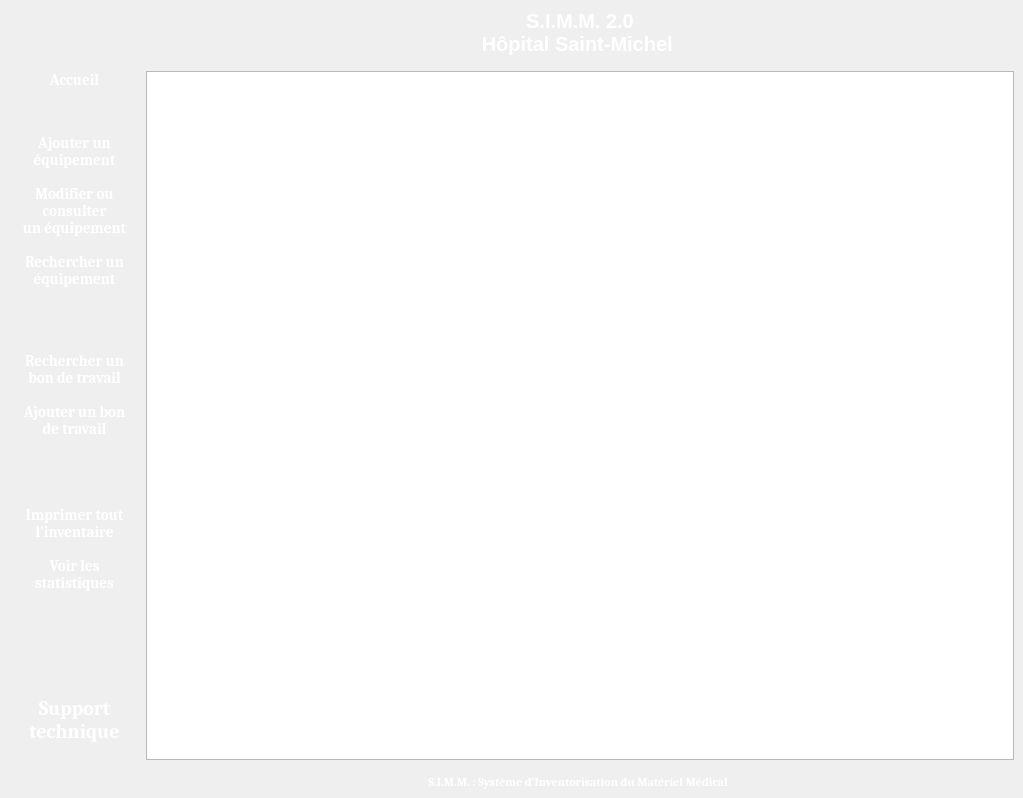
First picture: the form in Interface/FenetresEnUI/controlPannel.ui, repository ProjetPC2/SIMM2.0-DEV, before the edit.
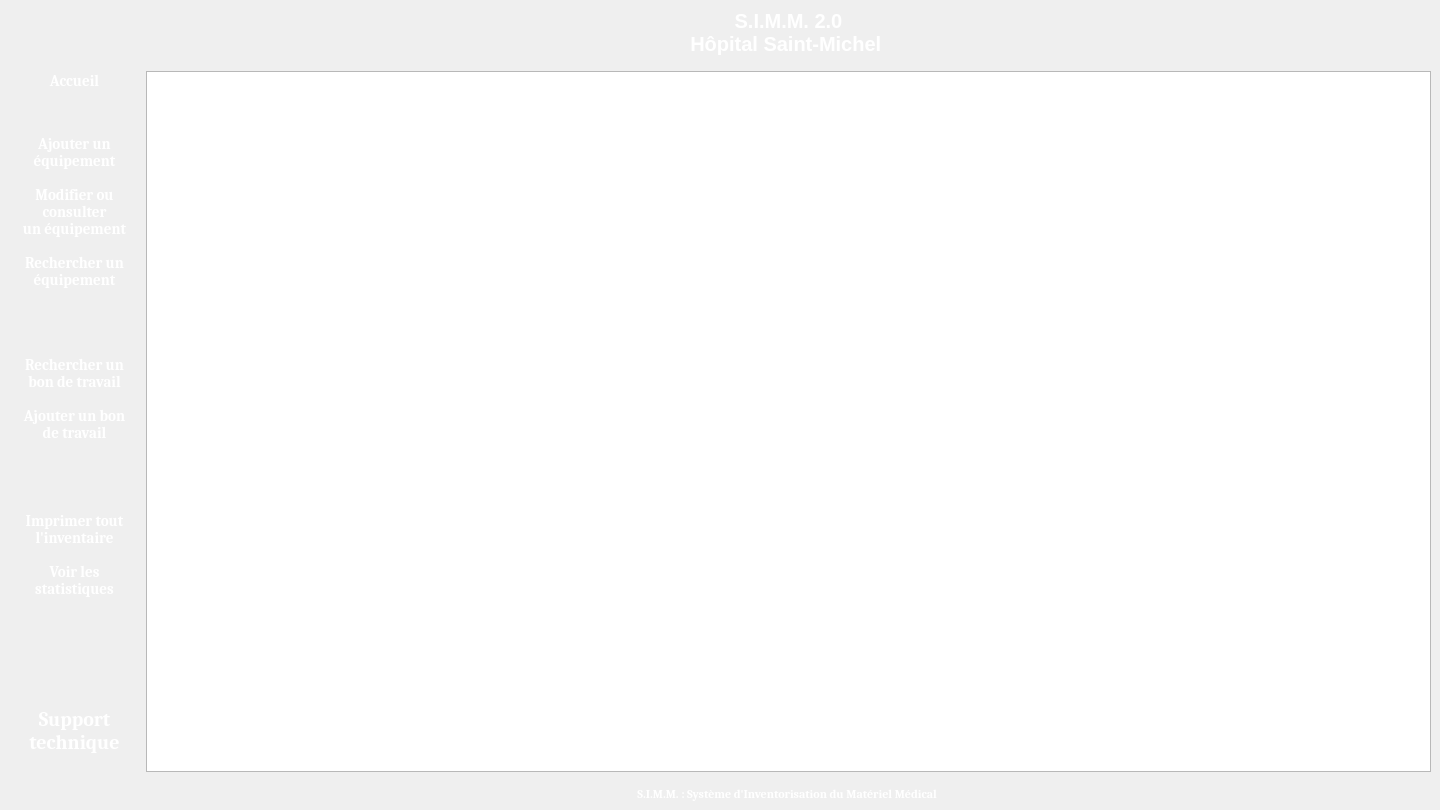
Second picture: the form after the edit. Icons and pictures are not drawn.

```diff
--- a/Interface/FenetresEnUI/controlPannel.ui
+++ b/Interface/FenetresEnUI/controlPannel.ui
@@ -12,8 +12,8 @@
    <rect>
     <x>0</x>
     <y>0</y>
-    <width>1023</width>
-    <height>798</height>
+    <width>1440</width>
+    <height>810</height>
    </rect>
   </property>
   <property name="font">
```
